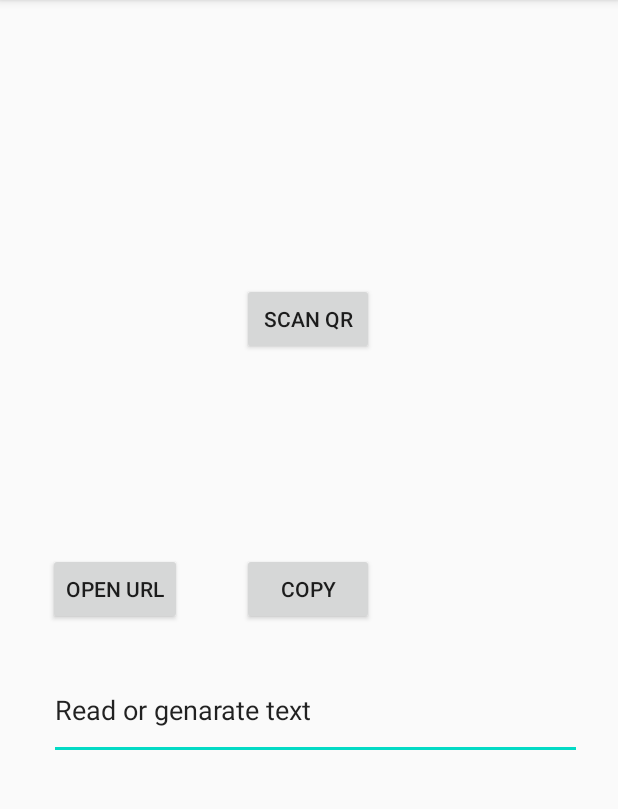
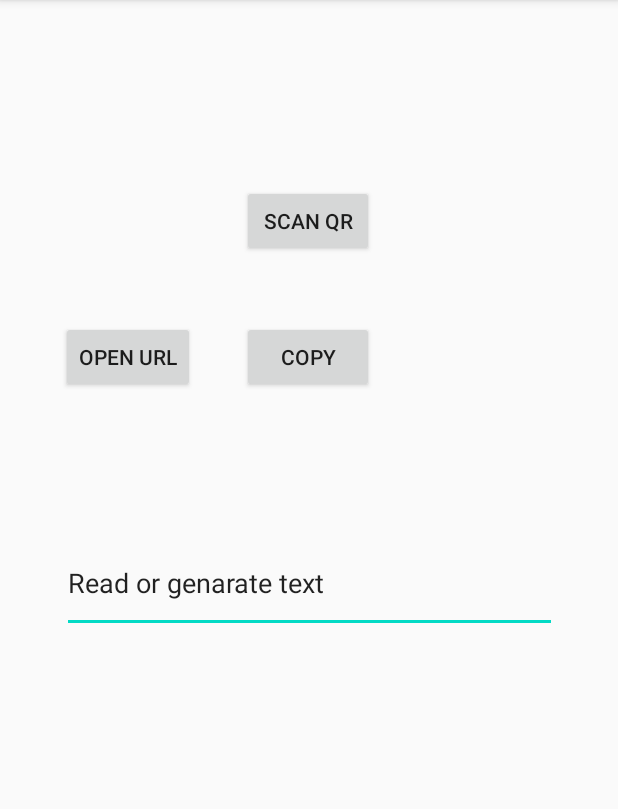
Before and after one commit to ChoYangLue/QRlink, an Android app: the screen it shows after launch (MainActivity), on a phone screen of 412 x 824 dp, the part 84-893 px from its top. Run offline under Robolectric (Android 15) with nearby library versions, the phone set to English and light mode, and no system bars.

Commit message:
change layout.

```diff
--- a/app/src/main/res/layout/activity_main.xml
+++ b/app/src/main/res/layout/activity_main.xml
@@ -17,7 +17,7 @@
         app:layout_constraintHorizontal_bias="0.498"
         app:layout_constraintStart_toStartOf="parent"
         app:layout_constraintTop_toTopOf="parent"
-        app:layout_constraintVertical_bias="0.262"
+        app:layout_constraintVertical_bias="0.171"
         tools:ignore="MissingConstraints" />
 
     <Button
@@ -31,7 +31,7 @@
         app:layout_constraintHorizontal_bias="0.498"
         app:layout_constraintStart_toStartOf="parent"
         app:layout_constraintTop_toTopOf="parent"
-        app:layout_constraintVertical_bias="0.512" />
+        app:layout_constraintVertical_bias="0.297" />
 
     <Button
         android:id="@+id/open_url_button"
@@ -41,25 +41,31 @@
         android:text="Open URL"
         app:layout_constraintBottom_toBottomOf="parent"
         app:layout_constraintEnd_toEndOf="parent"
-        app:layout_constraintHorizontal_bias="0.099"
+        app:layout_constraintHorizontal_bias="0.127"
         app:layout_constraintStart_toStartOf="parent"
         app:layout_constraintTop_toTopOf="parent"
-        app:layout_constraintVertical_bias="0.512" />
+        app:layout_constraintVertical_bias="0.297" />
 
-    <EditText
-        android:id="@+id/editTextTextPersonName"
-        android:layout_width="355dp"
-        android:layout_height="wrap_content"
-        android:ems="10"
-        android:inputType="textMultiLine"
-        android:maxLines="5"
-        android:minLines="2"
-        android:text="Read or genarate text"
+    <LinearLayout
+        android:layout_width="330dp"
+        android:layout_height="206dp"
+        android:orientation="vertical"
         app:layout_constraintBottom_toBottomOf="parent"
         app:layout_constraintEnd_toEndOf="parent"
-        app:layout_constraintHorizontal_bias="0.571"
+        app:layout_constraintHorizontal_bias="0.506"
         app:layout_constraintStart_toStartOf="parent"
         app:layout_constraintTop_toTopOf="parent"
-        app:layout_constraintVertical_bias="0.627" />
+        app:layout_constraintVertical_bias="0.632">
+
+        <EditText
+            android:id="@+id/editTextTextPersonName"
+            android:layout_width="match_parent"
+            android:layout_height="wrap_content"
+            android:ems="10"
+            android:inputType="textMultiLine"
+            android:maxLines="5"
+            android:minLines="2"
+            android:text="Read or genarate text" />
+    </LinearLayout>
 
 </androidx.constraintlayout.widget.ConstraintLayout>
```
